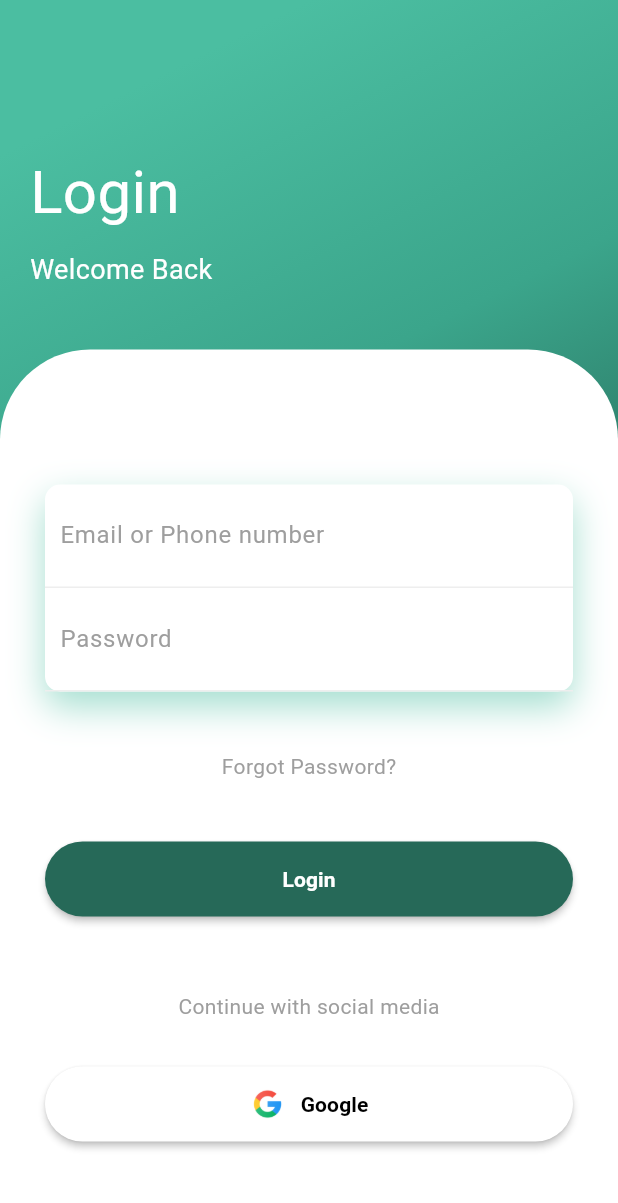
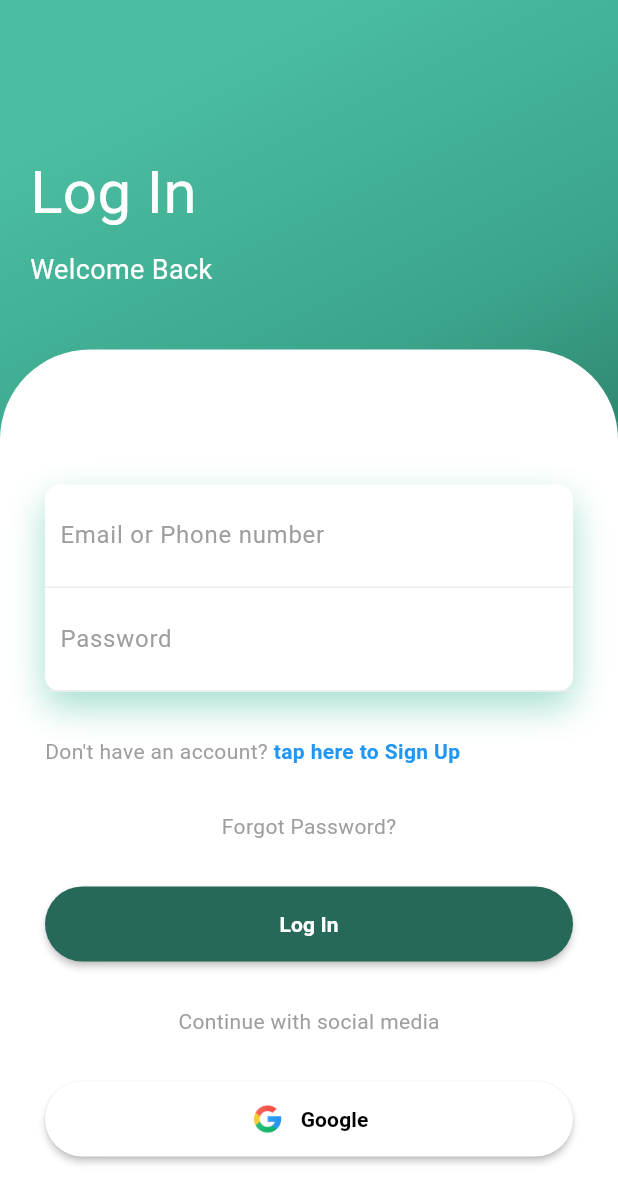
Before and after one commit to aliasghar256/appdev_final_paklawlib, a Flutter app: the screen it shows after launch, on a phone screen of 412 x 824 dp. Shown: the top 1203 px of the screen. Run offline on Flutter 3.47's test engine with Material 3 defaults, Android fonts, the phone set to English and light mode, and no system bars; our stand-ins replace animate_do.

Commit message:
Login SignUp Front

```diff
--- a/lib/login_signup_page.dart
+++ b/lib/login_signup_page.dart
@@ -2,11 +2,14 @@ import 'package:flutter/material.dart';
 import 'package:animate_do/animate_do.dart';
 
 class LoginSignupPage extends StatefulWidget {
+
   @override
   _LoginSignupPageState createState() => _LoginSignupPageState();
 }
 
 class _LoginSignupPageState extends State<LoginSignupPage> {
+  bool showSignup = false;
+
   @override
   Widget build(BuildContext context) {
     return Scaffold(
@@ -34,7 +37,7 @@ class _LoginSignupPageState extends State<LoginSignupPage> {
               FadeInUp(
                 duration: Duration(milliseconds: 1000),
                 child: Text(
-                  "Login",
+                  showSignup? "Sign Up" : "Log In",
                   style: TextStyle(color: Colors.white, fontSize: 40),
                 ),
               ),
@@ -42,6 +45,7 @@ class _LoginSignupPageState extends State<LoginSignupPage> {
               FadeInUp(
                 duration: Duration(milliseconds: 1300),
                 child: Text(
+                  showSignup? "Create an Account":
                   "Welcome Back",
                   style: TextStyle(color: Colors.white, fontSize: 18),
                 ),
@@ -78,7 +82,56 @@ class _LoginSignupPageState extends State<LoginSignupPage> {
                           )
                         ]
                       ),
-                      child: Column(
+                      child: showSignup ? Column(
+                        children: <Widget>[
+                          Container(
+                            padding: EdgeInsets.all(10),
+                            decoration: BoxDecoration(
+                              border: Border(
+                                bottom: BorderSide(color: Colors.grey.shade200)
+                              )
+                            ),
+                            child: TextField(
+                              decoration: InputDecoration(
+                                hintText: "Email",
+                                hintStyle: TextStyle(color: Colors.grey),
+                                border: InputBorder.none
+                              ),
+                            ),
+                          ),
+                          Container(
+                            padding: EdgeInsets.all(10),
+                            decoration: BoxDecoration(
+                              border: Border(
+                                bottom: BorderSide(color: Colors.grey.shade200)
+                              )
+                            ),
+                            child: TextField(
+                              decoration: InputDecoration(
+                                hintText: "Phone Number",
+                                hintStyle: TextStyle(color: Colors.grey),
+                                border: InputBorder.none
+                              ),
+                            ),
+                          ),
+                          Container(
+                            padding: EdgeInsets.all(10),
+                            decoration: BoxDecoration(
+                              border: Border(
+                                bottom: BorderSide(color: Colors.grey.shade200)
+                              )
+                            ),
+                            child: TextField(
+                              obscureText: true,
+                              decoration: InputDecoration(
+                                hintText: "Password",
+                                hintStyle: TextStyle(color: Colors.grey),
+                                border: InputBorder.none
+                              ),
+                            ),
+                          ),
+                        ],
+                      ) : Column(
                         children: <Widget>[
                           Container(
                             padding: EdgeInsets.all(10),
@@ -115,7 +168,41 @@ class _LoginSignupPageState extends State<LoginSignupPage> {
                       ),
                     ),
                   ),
-                  SizedBox(height: 40),
+                  SizedBox(height: 30),
+
+                  showSignup ?
+                  Row(
+                    children: <Widget>[
+                      Text(
+                      "Already have an account?",
+                      style: TextStyle(color: Colors.grey),
+                    ), GestureDetector(
+                      onTap: () {
+                        setState(() {
+                          showSignup = !showSignup;
+                        });
+                      },
+                      child: Text(" tap here to Log In", style: TextStyle(color: Colors.blue, fontWeight: FontWeight.bold),) // Theme color with bold text
+                    )
+                    ],
+                  ) :
+                  Row(
+                    children: <Widget>[
+                      Text(
+                      "Don't have an account?",
+                      style: TextStyle(color: Colors.grey),
+                    ), GestureDetector(
+                      onTap: () {
+                        setState(() {
+                          showSignup = !showSignup;
+                        });
+                      },
+                      child: Text(" tap here to Sign Up", style: TextStyle(color: Colors.blue, fontWeight: FontWeight.bold),) // Theme color with bold text
+                    )
+                    ],
+                  ),
+
+                  SizedBox(height: 30),
                   FadeInUp(
                     duration: Duration(milliseconds: 1500),
                     child: Text(
@@ -123,7 +210,7 @@ class _LoginSignupPageState extends State<LoginSignupPage> {
                       style: TextStyle(color: Colors.grey),
                     ),
                   ),
-                  SizedBox(height: 40),
+                  SizedBox(height: 30),
                   FadeInUp(
                     duration: Duration(milliseconds: 1600),
                     child: MaterialButton(
@@ -135,7 +222,7 @@ class _LoginSignupPageState extends State<LoginSignupPage> {
                       ),
                       child: Center(
                         child: Text(
-                          "Login",
+                          showSignup? "Sign Up" : "Log In",
                           style: TextStyle(
                             color: Colors.white,
                             fontWeight: FontWeight.bold
@@ -144,7 +231,7 @@ class _LoginSignupPageState extends State<LoginSignupPage> {
                       ),
                     ),
                   ),
-                  SizedBox(height: 50),
+                  SizedBox(height: 30),
                   FadeInUp(
                     duration: Duration(milliseconds: 1700),
                     child: Text(
```
